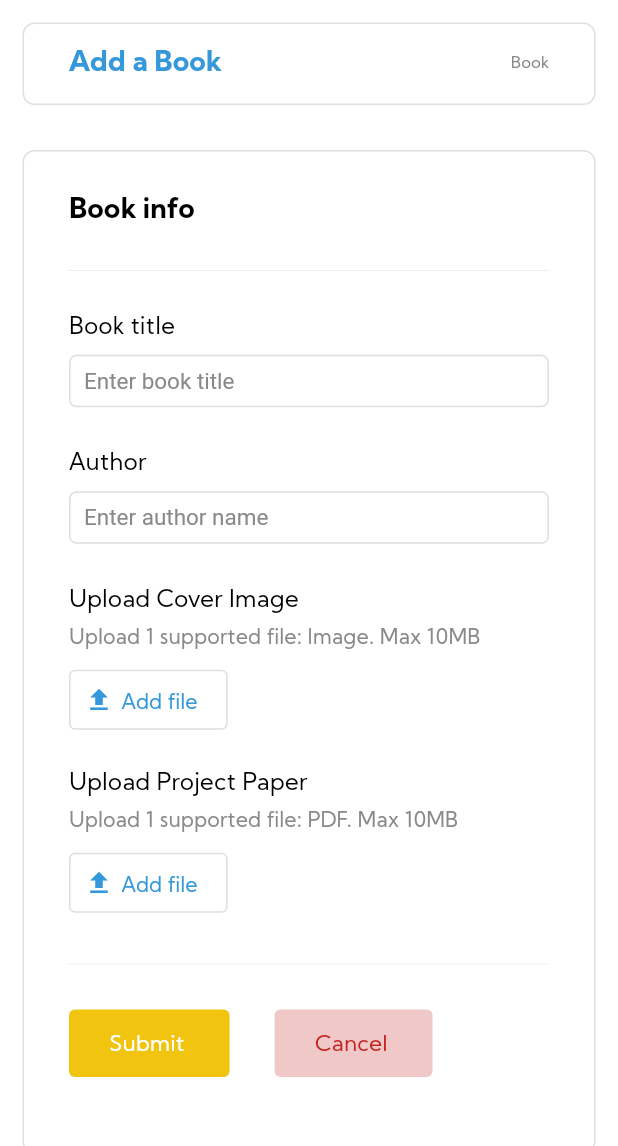
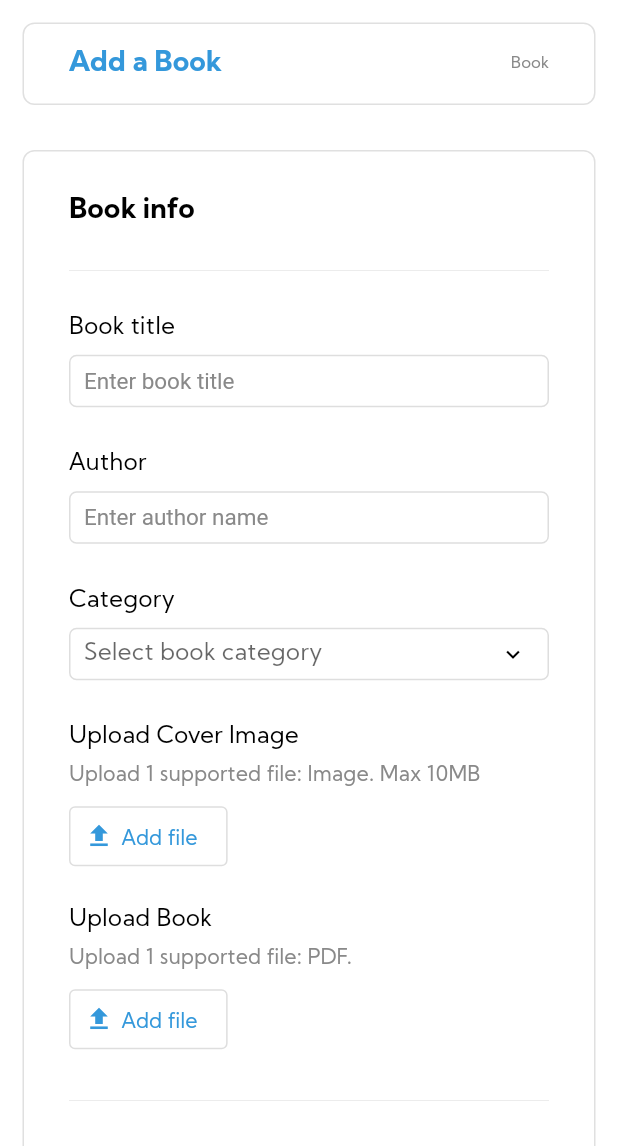
Before and after one commit to odey123/dse-elibrary, a Flutter app: the AddBook screen opened directly, on a phone screen of 412 x 824 dp, the part 90-1236 px from its top. Run offline on Flutter 3.47's test engine with Material 3 defaults, Android fonts, the phone set to English and light mode, and no system bars; our stand-ins replace animated_text_kit, cloud_firestore, cloud_functions, dio, file_picker, firebase_auth and 7 more; missing offline and left inert: flutter_dropzone, image_network, mobkit_dashed_border, pdfx, universal_html; accounts and stored records are empty; generated files the repository leaves out were written again.

Commit message:
book_upload_ui_fix

```diff
--- a/lib/modules/admin/authentication/sign_in_admin.dart
+++ b/lib/modules/admin/authentication/sign_in_admin.dart
@@ -175,6 +175,9 @@ class _SignInAsAdminState extends ConsumerState<SignInAsAdmin> {
                 onTap: () {
                   Navigator.pop(context);
                 },
+                borderRadius: const BorderRadius.all(
+                  Radius.circular(8),
+                ),
                 child: Container(
                   padding: const EdgeInsets.only(
                     left: 9,
--- a/lib/modules/authentication/sign_in.dart
+++ b/lib/modules/authentication/sign_in.dart
@@ -187,6 +187,9 @@ class _SignInState extends ConsumerState<SignIn> {
                     onTap: () {
                       SystemNavigator.pop();
                     },
+                    borderRadius: const BorderRadius.all(
+                      Radius.circular(8),
+                    ),
                     child: Container(
                       padding: const EdgeInsets.only(
                         left: 9,
--- a/lib/modules/reuseables/book_card.dart
+++ b/lib/modules/reuseables/book_card.dart
@@ -26,7 +26,7 @@ class BookCard extends StatelessWidget {
       onTap: onTap,
       borderRadius: const BorderRadius.all(Radius.circular(8)),
       child: Container(
-        width: 190,
+        width: 180,
         decoration: BoxDecoration(
           color: kTransparent,
           borderRadius: const BorderRadius.all(Radius.circular(8)),
@@ -41,8 +41,8 @@ class BookCard extends StatelessWidget {
             ImageNetwork(
               key: ValueKey(coverImagePath),
               image: coverImagePath,
-              height: 190,
-              width: 190,
+              height: 220,
+              width: 180,
               duration: 500,
               onPointer: true,
               debugPrint: false,
--- a/lib/modules/shared/add_book.dart
+++ b/lib/modules/shared/add_book.dart
@@ -46,6 +46,7 @@ class _AddBookState extends ConsumerState<AddBook> {
   late final TextEditingController _levelCourseAdvisor;
   late final TextEditingController _currentLevel;
   late final TextEditingController _email;
+  late final TextEditingController _category;
   bool _isProfileEditLoading = false;
   PlatformFile? _bookPicked;
   PlatformFile? _coverPicked;
@@ -70,6 +71,7 @@ class _AddBookState extends ConsumerState<AddBook> {
     _levelCourseAdvisor = TextEditingController();
     _currentLevel = TextEditingController();
     _email = TextEditingController();
+    _category = TextEditingController();
     setControllerText();
     super.initState();
   }
@@ -101,6 +103,7 @@ class _AddBookState extends ConsumerState<AddBook> {
   void _undoController() {
     _title.clear();
     _author.clear();
+    _category.clear();
     setState(() {
       _isBookUploaded = false;
       _isCoverUploaded = false;
@@ -402,6 +405,13 @@ class _AddBookState extends ConsumerState<AddBook> {
                                   controller: _author,
                                 ),
                                 YBox(kMacroPadding),
+                                CustomDropdownField(
+                                  label: category,
+                                  hintText: selectBookCategory,
+                                  items: bookCategory,
+                                  controller: _category,
+                                ),
+                                YBox(kMacroPadding),
                                 Text(
                                   uploadCoverImage,
                                   style: textTheme.titleMedium!.copyWith(
@@ -525,7 +535,7 @@ class _AddBookState extends ConsumerState<AddBook> {
                                       ),
                                 YBox(kMicroPadding),
                                 Text(
-                                  uploadProjectPaper,
+                                  uploadBook,
                                   style: textTheme.titleMedium!.copyWith(
                                     fontSize: (!kIsWeb || isPhoneWeb) ? 16 : 13,
                                     fontWeight: FontWeight.w400,
@@ -666,8 +676,10 @@ class _AddBookState extends ConsumerState<AddBook> {
                                         final author = _author.text;
                                         final bookfile = _bookPicked;
                                         final coverfile = _coverPicked;
+                                        final category = _category.text;
                                         if (title.isEmpty ||
                                             author.isEmpty ||
+                                            category.isEmpty ||
                                             bookfile == null ||
                                             coverfile == null) {
                                           CustomSnackBarForEmptyField.show(
@@ -710,6 +722,7 @@ class _AddBookState extends ConsumerState<AddBook> {
                                               ownerUid: _auth.currentUser!.uid,
                                               bookUrl: bookUrl,
                                               coverUrl: coverUrl,
+                                              category: category,
                                               id: generateReference(),
                                             );
                                             setState(() {
--- a/lib/services/cloud/database/cloud_database_constants.dart
+++ b/lib/services/cloud/database/cloud_database_constants.dart
@@ -31,6 +31,7 @@ const coordinatorNameFieldName = 'coordinator_name';
 const coordinatorUidFieldName = 'coordinator_uid';
 const paperUrlFieldName = 'paper_url';
 const bookUrlFieldName = 'book_url';
+const categoryFieldName = 'category';
 const coverUrlFieldName = 'cover_url';
 const authorFieldName = 'author';
 const idFieldName = 'id';
--- a/lib/services/cloud/database/database_actions.dart
+++ b/lib/services/cloud/database/database_actions.dart
@@ -230,6 +230,7 @@ class DatabaseAsyncNotifier extends _$DatabaseAsyncNotifier {
     required String ownerUid,
     required String coverUrl,
     required String bookUrl,
+    required String category,
     required String id,
   }) async {
     final collection = initialize().collection(booksCollection);
@@ -239,6 +240,7 @@ class DatabaseAsyncNotifier extends _$DatabaseAsyncNotifier {
       ownerUidFieldName: ownerUid,
       coverUrlFieldName: coverUrl,
       bookUrlFieldName: bookUrl,
+      categoryFieldName: category,
       idFieldName: id,
     });
   }
--- a/lib/utils/strings.dart
+++ b/lib/utils/strings.dart
@@ -141,10 +141,13 @@ String bookInfo = 'Book info';
 String bookTitle = 'Book title';
 String enterBookTitle = 'Enter book title';
 String author = 'Author';
+String selectBookCategory = 'Select book category';
+String category = 'Category';
 String enterAuthorName = 'Enter author name';
 String uploadCoverImage = 'Upload Cover Image';
 String uploadProjectPaper = 'Upload Project Paper';
-String uploadOneSupportedPDF = 'Upload 1 supported file: PDF. Max 10MB';
+String uploadBook = 'Upload Book';
+String uploadOneSupportedPDF = 'Upload 1 supported file: PDF.';
 String uploadOneSupportedImage = 'Upload 1 supported file: Image. Max 10MB';
 String addFile = 'Add file';
 String addBook = 'Add book';
@@ -706,6 +709,13 @@ const List<String> semesters = [
   'Second',
 ];
 
+const List<String> bookCategory = [
+  'Industrial Engineering',
+  'Artificial Intelligence',
+  'Robotics',
+  'Others'
+];
+
 const List<String> weeks = [
   '1',
   '2',
```
Also changed, not shown: lib/modules/books/books.dart (+8 -9 lines), 1 other file.
